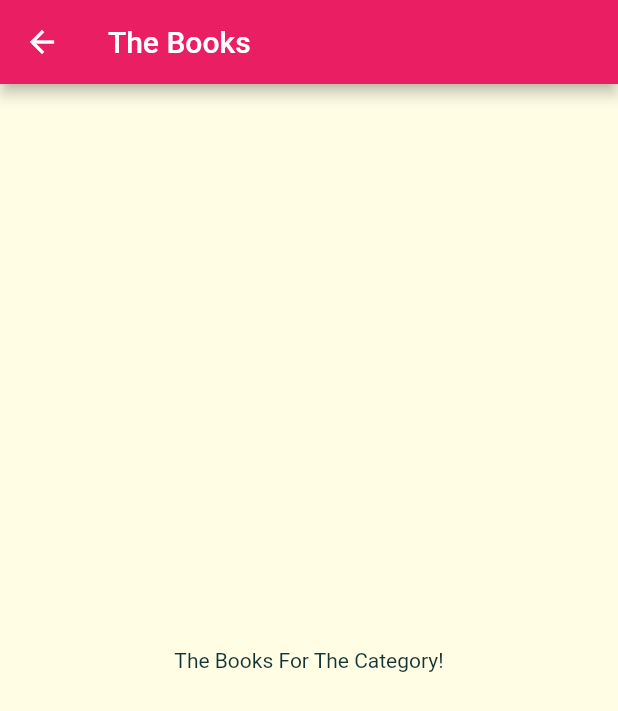
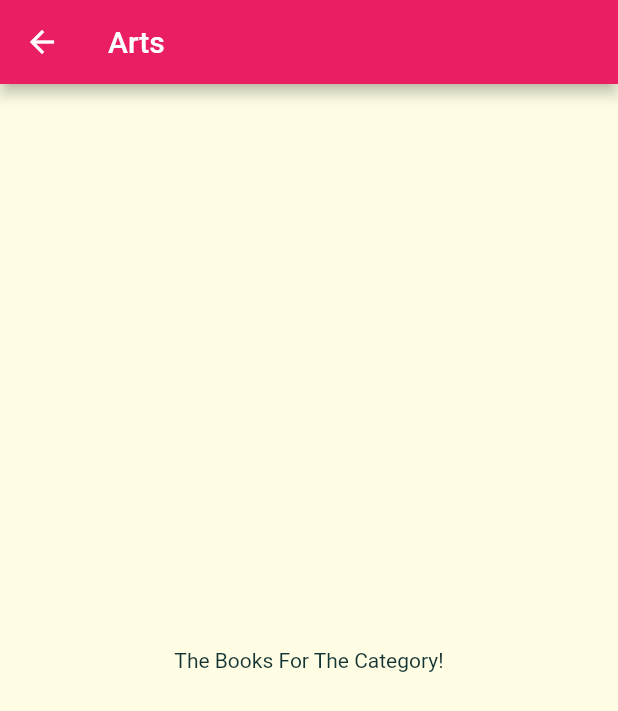
Before and after one commit to cin-derella/flutter_booklist, a Flutter app: the screen it shows after launch, after a tap on "Arts", on a phone screen of 412 x 824 dp. Shown: the top 711 px of the screen. Run offline on Flutter 3.47's test engine with Material 2 defaults, Android fonts, the phone set to English and light mode, and no system bars.

```diff
--- a/lib/categories_screen.dart
+++ b/lib/categories_screen.dart
@@ -14,8 +14,10 @@ class CategoriesScreen extends StatelessWidget {
         children: DUMMY_CATEGORIES
             .map(
               (catData) => CategoryItem(
+                catData.id,
                 catData.title,
                 catData.color,
+
               ),
             )
             .toList(),
--- a/lib/category_books_screen.dart
+++ b/lib/category_books_screen.dart
@@ -1,11 +1,18 @@
 import 'package:flutter/material.dart';
 
 class CategoryBooksScreen extends StatelessWidget {
+  final String categoryId;
+  final String categoryTitle;
+
+  CategoryBooksScreen(this.categoryId,this.categoryTitle);
+
+
+
   @override
   Widget build(BuildContext context) {
     return Scaffold(
       appBar: AppBar(
-        title: Text('The Books'),
+        title: Text(categoryTitle),
       ),
       body: Center(
         child: Text('The Books For The Category!'),
--- a/lib/category_item.dart
+++ b/lib/category_item.dart
@@ -4,15 +4,16 @@ import 'package:flutter/material.dart';
 import './category_books_screen.dart';
 
 class CategoryItem extends StatelessWidget {
+  final String id;
   final String title;
   final Color color;
 
-  CategoryItem(this.title, this.color);
+  CategoryItem(this.id,this.title, this.color);
 
   void selectCategory(BuildContext ctx) {
     Navigator.of(ctx).push(MaterialPageRoute(
       builder: (_) {
-        return CategoryBooksScreen();
+        return CategoryBooksScreen(id,title);
       },
     ));
   }
```
